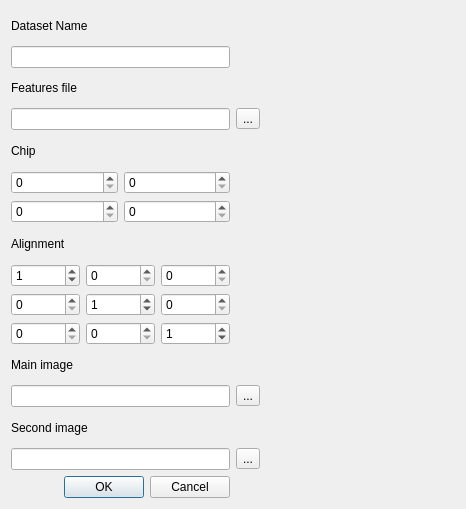
Old version of the form src/data/datasetImporter.ui in the repository jfnavarro/st_viewer.
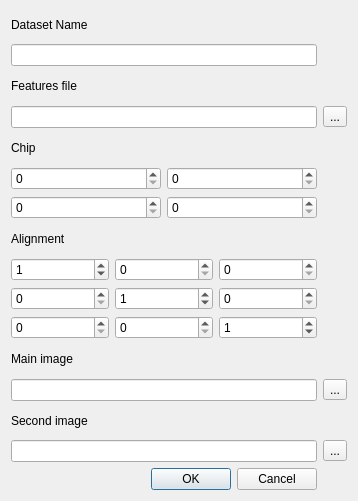
New version of the form.

Commit message: Fixed bugs and improvements in the selections and datasets views

The edit to the form file:
```diff
--- a/src/data/datasetImporter.ui
+++ b/src/data/datasetImporter.ui
@@ -6,8 +6,8 @@
    <rect>
     <x>0</x>
     <y>0</y>
-    <width>466</width>
-    <height>509</height>
+    <width>358</width>
+    <height>501</height>
    </rect>
   </property>
   <property name="windowTitle">
@@ -191,32 +191,6 @@
      </property>
     </widget>
    </item>
-   <item row="7" column="1">
-    <spacer name="horizontalSpacer">
-     <property name="orientation">
-      <enum>Qt::Horizontal</enum>
-     </property>
-     <property name="sizeHint" stdset="0">
-      <size>
-       <width>40</width>
-       <height>20</height>
-      </size>
-     </property>
-    </spacer>
-   </item>
-   <item row="5" column="1">
-    <spacer name="horizontalSpacer_2">
-     <property name="orientation">
-      <enum>Qt::Horizontal</enum>
-     </property>
-     <property name="sizeHint" stdset="0">
-      <size>
-       <width>40</width>
-       <height>20</height>
-      </size>
-     </property>
-    </spacer>
-   </item>
   </layout>
  </widget>
  <resources/>
```
The commit also changes 22 other files.
